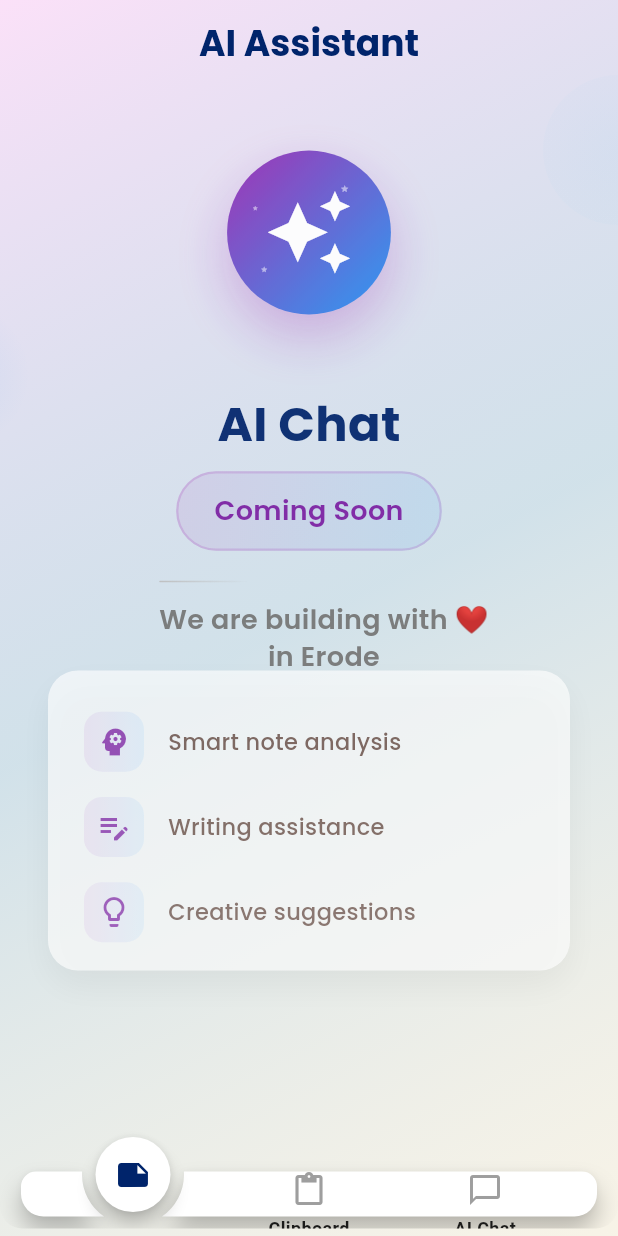
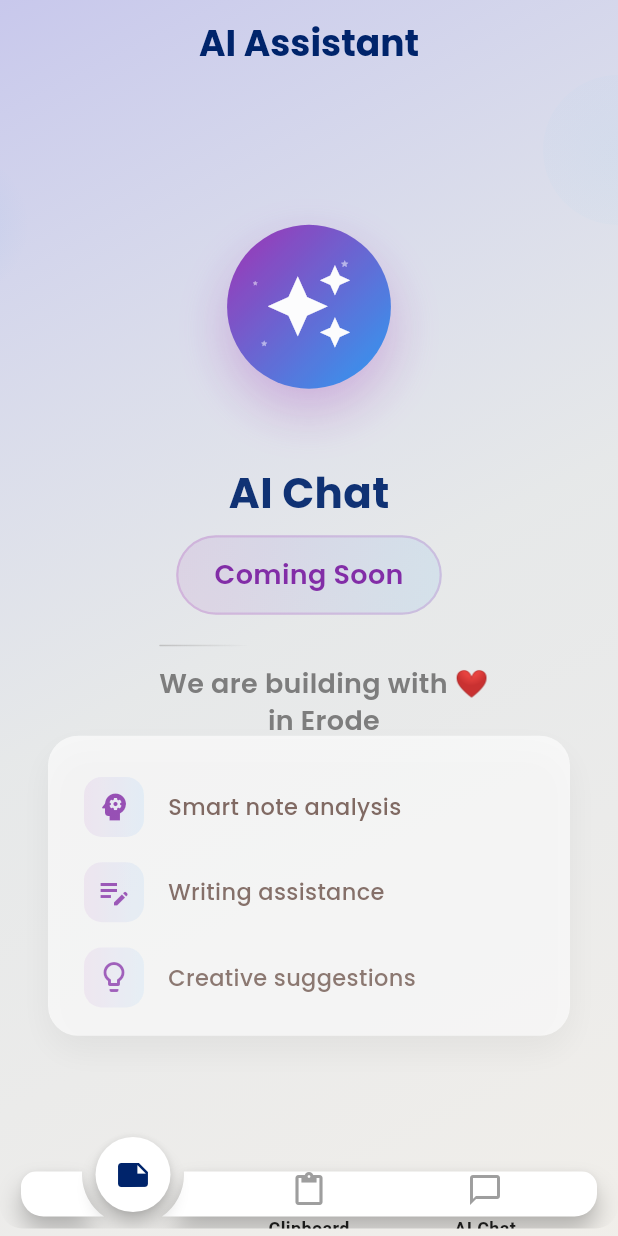
Before and after one commit to Abhinivesh2729/note_this_point, a Flutter app: the screen it shows after launch, swiped to page 3, on a phone screen of 412 x 824 dp. Run offline on Flutter 3.47's test engine with Material 3 defaults, Android fonts, the phone set to English and light mode, and no system bars; drawn by our look-alikes of animated_notch_bottom_bar; our stand-ins replace equatable, flutter_bloc, google_fonts, hive, hive_flutter, share_plus; accounts and stored records are empty.

Commit message:
color_corrections

```diff
--- a/lib/features/chat/views/chat_page.dart
+++ b/lib/features/chat/views/chat_page.dart
@@ -64,9 +64,11 @@ class _ChatPageState extends State<ChatPage> with SingleTickerProviderStateMixin
       extendBodyBehindAppBar: true,
       appBar: AppBar(
         backgroundColor: Colors.transparent,
+        scrolledUnderElevation: 0,
         elevation: 0,
         title: Text(
           'AI Assistant',
+
           style: GoogleFonts.poppins(
             color: AppColors.primary,
             fontWeight: FontWeight.bold,
@@ -74,18 +76,16 @@ class _ChatPageState extends State<ChatPage> with SingleTickerProviderStateMixin
           ),
         ),
       ),
-      body: SingleChildScrollView(
-        child: Container(
-          height: MediaQuery.of(context).size.height,
+      body: Container(
         decoration: BoxDecoration(
           gradient: LinearGradient(
             begin: Alignment.topLeft,
             end: Alignment.bottomRight,
             colors: [
-            const Color.fromARGB(255, 250, 219, 254).withValues(alpha: 0.8), // Soft white
-            const Color.fromARGB(255, 164, 203, 242)
+              Color.fromARGB(255, 200, 200, 236), // Soft white
+              const Color.fromARGB(255, 206, 217, 241)
                   .withValues(alpha: 0.5), // Light sky blue
-            const Color.fromARGB(255, 230, 232, 245)
+              const Color.fromARGB(255, 207, 216, 254)
                   .withValues(alpha: 0.3), // Soft purple// very light tint
             ],
           ),
@@ -114,7 +114,7 @@ class _ChatPageState extends State<ChatPage> with SingleTickerProviderStateMixin
               ),
             ),
             Positioned(
-                top: 200,
+              top: 100,
               left: -80,
               child: FadeTransition(
                 opacity: _fadeAnimation,
@@ -133,16 +133,22 @@ class _ChatPageState extends State<ChatPage> with SingleTickerProviderStateMixin
                 ),
               ),
             ),
-              // Main content
-              Padding(
+            // Main scrollable content
+            SafeArea(
+              child: SingleChildScrollView(
+                physics: const BouncingScrollPhysics(),
                 padding: const EdgeInsets.symmetric(horizontal: 32),
-                child: SingleChildScrollView(
-                  scrollDirection: Axis.vertical,
+                child: ConstrainedBox(
+                  constraints: BoxConstraints(
+                    minHeight: MediaQuery.of(context).size.height -
+                               MediaQuery.of(context).padding.top -
+                               kToolbarHeight,
+                  ),
+                  child: IntrinsicHeight(
                     child: Column(
                       mainAxisAlignment: MainAxisAlignment.center,
                       children: [
-                      SizedBox(height: 100,),
-                      // AI Icon with animation
+
                         FadeTransition(
                           opacity: _fadeAnimation,
                           child: ScaleTransition(
@@ -211,7 +217,7 @@ class _ChatPageState extends State<ChatPage> with SingleTickerProviderStateMixin
                                 Text(
                                   'AI Chat',
                                   style: GoogleFonts.poppins(
-                                  fontSize: 32,
+                                    fontSize: 28,
                                     fontWeight: FontWeight.bold,
                                     color: AppColors.primary,
                                   ),
@@ -245,7 +251,7 @@ class _ChatPageState extends State<ChatPage> with SingleTickerProviderStateMixin
                                   ),
                                 ),
                                 const SizedBox(height: 20),
-                              Erode()
+                                const Erode()
                               ],
                             ),
                           ),
@@ -290,12 +296,14 @@ class _ChatPageState extends State<ChatPage> with SingleTickerProviderStateMixin
                             ),
                           ),
                         ),
+                        const SizedBox(height: 40),
                       ],
                     ),
                   ),
                 ),
+              ),
+            ),
           ],
-          ),
         ),
       ),
     );
--- a/lib/features/clipboard/views/widgets/clipboard_details.dart
+++ b/lib/features/clipboard/views/widgets/clipboard_details.dart
@@ -170,6 +170,7 @@ class _ClipboardDetailPageState extends State<ClipboardDetailPage>
         filter: ImageFilter.blur(sigmaX: 12.0, sigmaY: 12.0),
         child: Container(
           padding: padding,
+          width: MediaQuery.of(context).size.width,
           decoration: BoxDecoration(
             color: Colors.white.withValues(alpha: 0.1),
             borderRadius: BorderRadius.circular(20),
```
Also changed, not shown: lib/features/clipboard/views/clipboard_page.dart (+8 -15 lines), lib/features/notes/views/notes_page.dart (+8 -3 lines). Lines whose indentation alone changed are shown as unchanged.
